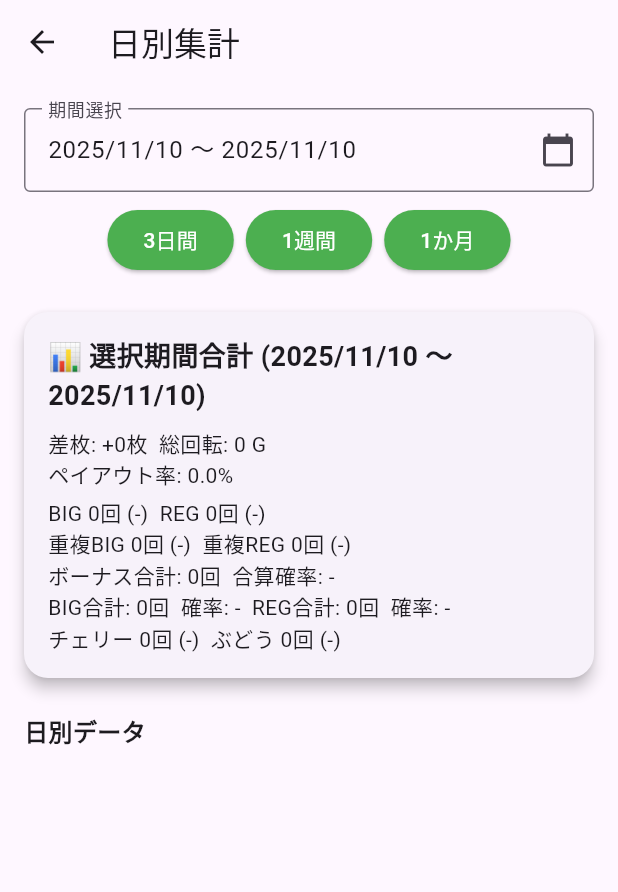
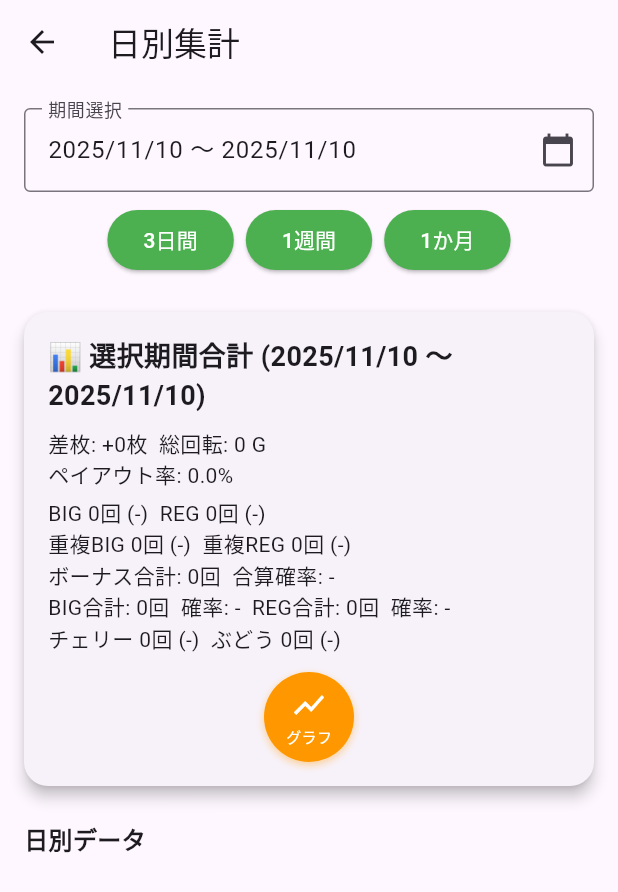
Before and after one commit to koen7777/juggler_record_app, a Flutter app: the DailySummaryScreen screen opened directly, on a phone screen of 412 x 824 dp. Shown: the top 892 px of the screen. Run offline on Flutter 3.47's test engine with Material 3 defaults, Android fonts, the phone set to English and light mode, and no system bars; our stand-ins replace fl_chart, table_calendar; missing offline and left inert: dart:html.

Commit message:
更新メッセージ

```diff
--- a/lib/screens/aggregation/daily_summary_screen.dart
+++ b/lib/screens/aggregation/daily_summary_screen.dart
@@ -4,6 +4,8 @@ import 'package:intl/intl.dart';
 import 'package:table_calendar/table_calendar.dart';
 import '../../database/db_helper_web.dart';
 import '../../models/record.dart';
+import '../data_list/graph_screen.dart'; // GraphScreen を正しい場所からインポート
+
 
 class DailySummaryScreen extends StatefulWidget {
   const DailySummaryScreen({super.key});
@@ -148,7 +150,7 @@ class _DailySummaryScreenState extends State<DailySummaryScreen> {
       child: Padding(
         padding: const EdgeInsets.all(16),
         child: Column(
-          crossAxisAlignment: CrossAxisAlignment.start,
+          crossAxisAlignment: CrossAxisAlignment.stretch,
           children: [
             Text("📊 選択期間合計 (${record.date})",
                 style: const TextStyle(fontSize: 18, fontWeight: FontWeight.bold)),
@@ -164,6 +166,43 @@ class _DailySummaryScreenState extends State<DailySummaryScreen> {
             Text(
                 "BIG合計: $bigTotal回  確率: $bigTotalRate  REG合計: $regTotal回  確率: $regTotalRate"),
             Text("チェリー ${record.cherry}回 ($cherryRate)  ぶどう ${record.grape}回 ($grapeRate)"),
+            const SizedBox(height: 12),
+            // ← ここに円形グラフボタンを追加
+            Center(
+              child: GestureDetector(
+                onTap: () {
+                  Navigator.push(
+                    context,
+                    MaterialPageRoute(
+                        builder: (_) =>
+                            GraphScreen(records: _displayRecords)),
+                  );
+                },
+                child: Container(
+                  width: 60,
+                  height: 60,
+                  decoration: BoxDecoration(
+                    color: Colors.orange,
+                    shape: BoxShape.circle,
+                    boxShadow: [
+                      BoxShadow(
+                          color: Colors.orange.withOpacity(0.4),
+                          blurRadius: 4,
+                          offset: const Offset(0, 2)),
+                    ],
+                  ),
+                  child: Column(
+                    mainAxisAlignment: MainAxisAlignment.center,
+                    children: const [
+                      Icon(Icons.show_chart, color: Colors.white),
+                      SizedBox(height: 2),
+                      Text("グラフ",
+                          style: TextStyle(color: Colors.white, fontSize: 10)),
+                    ],
+                  ),
+                ),
+              ),
+            ),
           ],
         ),
       ),
@@ -201,7 +240,7 @@ class _DailySummaryScreenState extends State<DailySummaryScreen> {
                   onPressed: () => _setQuickRange(3),
                   style: ElevatedButton.styleFrom(
                     backgroundColor: Colors.green,
-        foregroundColor: Colors.white, // ← ここで文字を白に
+                    foregroundColor: Colors.white,
                   ),
                   child: const Text("3日間"),
                 ),
```
Lines whose indentation alone changed are shown as unchanged.
